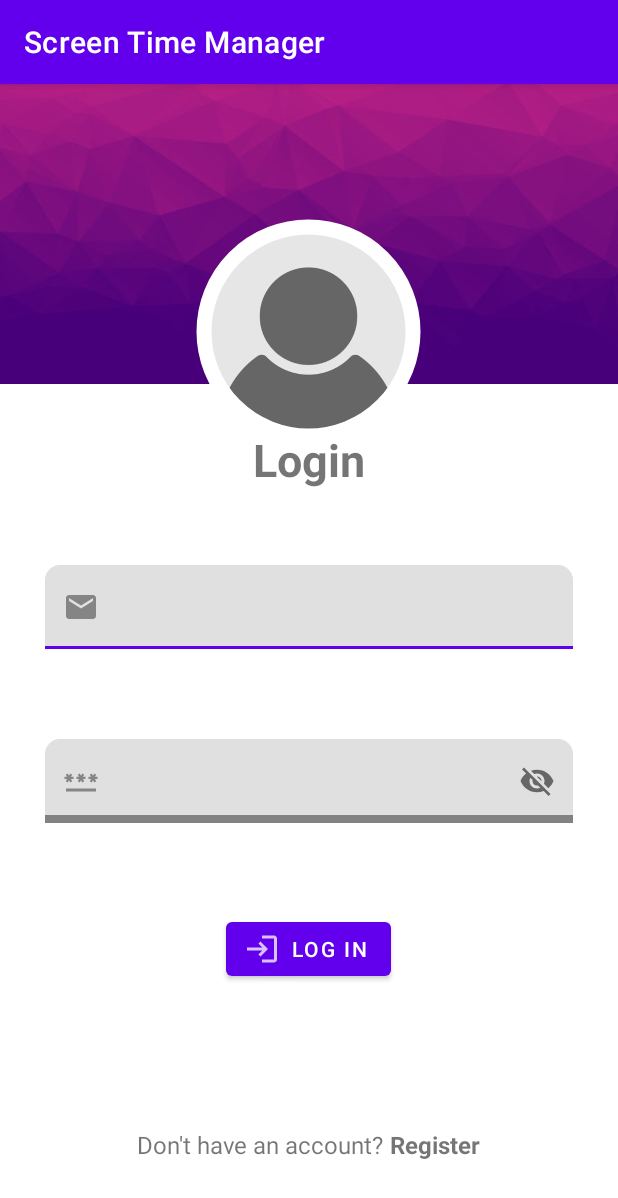
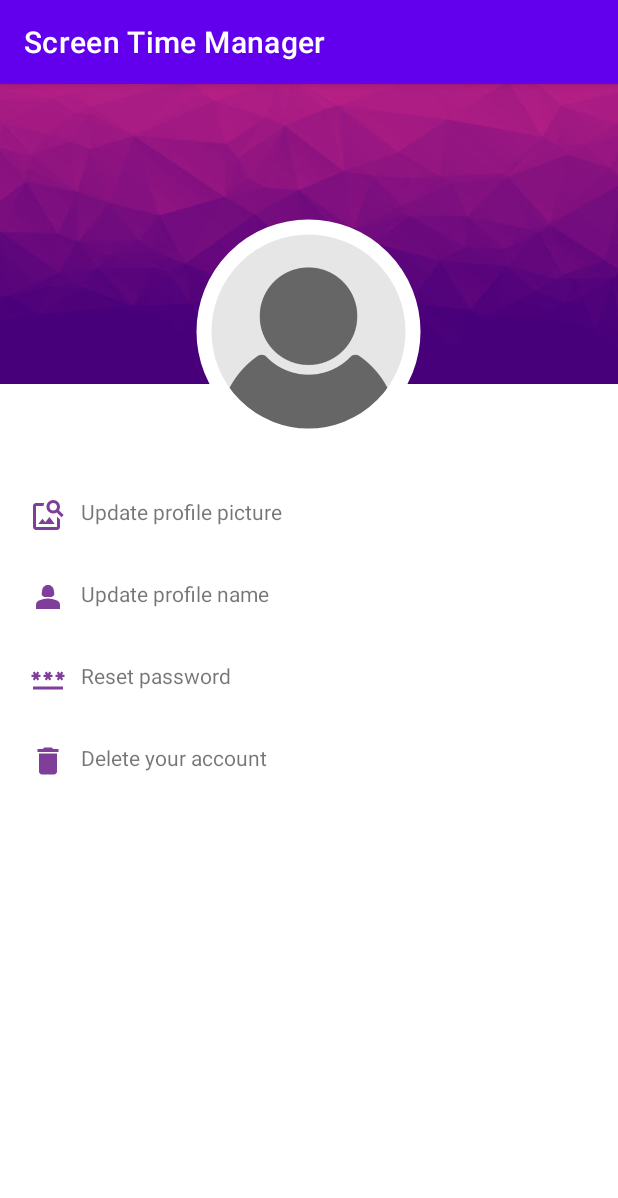
Before and after one commit to salmanayazz/screen-time-manager, an Android app: the ProfileSetting screen opened directly, with no data from a screen before it, on a phone screen of 412 x 824 dp. Shown: the top 1198 px of the screen. Run offline under Robolectric (Android 15) with nearby library versions, the phone set to English and light mode, and no system bars.

Commit message:
updated the layout for the profile Setting page

```diff
--- /dev/null
+++ b/app/src/main/res/drawable/baseline_delete_24.xml
@@ -0,0 +1,5 @@
+<vector android:alpha="0.76" android:height="24dp"
+    android:tint="#560078" android:viewportHeight="24"
+    android:viewportWidth="24" android:width="24dp" xmlns:android="http://schemas.android.com/apk/res/android">
+    <path android:fillColor="@android:color/white" android:pathData="M6,19c0,1.1 0.9,2 2,2h8c1.1,0 2,-0.9 2,-2V7H6v12zM19,4h-3.5l-1,-1h-5l-1,1H5v2h14V4z"/>
+</vector>
--- /dev/null
+++ b/app/src/main/res/drawable/baseline_image_search_24.xml
@@ -0,0 +1,5 @@
+<vector android:alpha="0.76" android:height="24dp"
+    android:tint="#560078" android:viewportHeight="24"
+    android:viewportWidth="24" android:width="24dp" xmlns:android="http://schemas.android.com/apk/res/android">
+    <path android:fillColor="@android:color/white" android:pathData="M18,13v7L4,20L4,6h5.02c0.05,-0.71 0.22,-1.38 0.48,-2L4,4c-1.1,0 -2,0.9 -2,2v14c0,1.1 0.9,2 2,2h14c1.1,0 2,-0.9 2,-2v-5l-2,-2zM16.5,18h-11l2.75,-3.53 1.96,2.36 2.75,-3.54zM19.3,8.89c0.44,-0.7 0.7,-1.51 0.7,-2.39C20,4.01 17.99,2 15.5,2S11,4.01 11,6.5s2.01,4.5 4.49,4.5c0.88,0 1.7,-0.26 2.39,-0.7L21,13.42 22.42,12 19.3,8.89zM15.5,9C14.12,9 13,7.88 13,6.5S14.12,4 15.5,4 18,5.12 18,6.5 16.88,9 15.5,9z"/>
+</vector>
--- /dev/null
+++ b/app/src/main/res/drawable/baseline_person_2_24.xml
@@ -0,0 +1,6 @@
+<vector android:alpha="0.76" android:height="24dp"
+    android:tint="#560078" android:viewportHeight="24"
+    android:viewportWidth="24" android:width="24dp" xmlns:android="http://schemas.android.com/apk/res/android">
+    <path android:fillColor="@android:color/white" android:pathData="M18.39,14.56C16.71,13.7 14.53,13 12,13c-2.53,0 -4.71,0.7 -6.39,1.56C4.61,15.07 4,16.1 4,17.22V20h16v-2.78C20,16.1 19.39,15.07 18.39,14.56z"/>
+    <path android:fillColor="@android:color/white" android:pathData="M9.78,12h4.44c1.21,0 2.14,-1.06 1.98,-2.26l-0.32,-2.45C15.57,5.39 13.92,4 12,4S8.43,5.39 8.12,7.29L7.8,9.74C7.64,10.94 8.57,12 9.78,12z"/>
+</vector>
--- a/app/src/main/res/layout/activity_profile_setting.xml
+++ b/app/src/main/res/layout/activity_profile_setting.xml
@@ -38,64 +38,50 @@
         android:layout_width="match_parent"
         android:layout_height="wrap_content"
         android:orientation="vertical">
-        <TextView
-            android:layout_width="match_parent"
-            android:layout_height="wrap_content"
-            android:textStyle="bold"
-            android:textAlignment="center"
-            android:textSize="30dp"
-            android:layout_marginBottom="20dp"
-            android:text="Login"/>
 
-        <com.google.android.material.textfield.TextInputLayout
-            android:layout_margin="30dp"
-            android:layout_height="wrap_content"
-            android:layout_width="match_parent"
-            app:boxCornerRadiusTopEnd="10dp"
-            app:boxCornerRadiusTopStart="10dp"
-            app:startIconDrawable="@drawable/baseline_email_24"
-            app:startIconContentDescription="Email">>
-
-            <com.google.android.material.textfield.TextInputEditText
-                android:id="@+id/email_login_form"
-                android:layout_width="match_parent"
-                android:layout_height="wrap_content" />
-
-        </com.google.android.material.textfield.TextInputLayout>
-
-        <com.google.android.material.textfield.TextInputLayout
-            android:layout_margin="30dp"
-            android:layout_height="wrap_content"
-            android:layout_width="match_parent"
-            app:boxStrokeColor="@color/purple_200"
-            app:boxStrokeWidth="5dp"
-            app:boxCornerRadiusTopEnd="10dp"
-            app:boxCornerRadiusTopStart="10dp"
-            app:startIconDrawable="@drawable/baseline_password_24"
-            app:passwordToggleEnabled="true"
-            app:startIconContentDescription="Password">>
-
-            <com.google.android.material.textfield.TextInputEditText
-                android:id="@+id/password_login_form"
-                android:layout_width="match_parent"
-                android:layout_height="wrap_content" />
-
-        </com.google.android.material.textfield.TextInputLayout>
     </LinearLayout>
     <LinearLayout
         android:layout_marginTop="30dp"
-        android:gravity="center"
         android:layout_below="@id/login_form_container"
         android:layout_width="match_parent"
         android:layout_height="wrap_content"
-        android:orientation="horizontal">
-        <Button
-            android:id="@+id/login_btn"
-            android:layout_width="wrap_content"
+        android:orientation="vertical">
+
+        <androidx.appcompat.widget.AppCompatTextView
+            android:layout_marginVertical="15dp"
+            android:layout_marginLeft="20dp"
+            android:layout_width="match_parent"
             android:layout_height="wrap_content"
-            app:icon="@drawable/baseline_login_24"
-            style="@style/Widget.MaterialComponents.Button.Icon"
-            android:text="Log In"/>
+            android:drawableLeft="@drawable/baseline_image_search_24"
+            android:drawablePadding="10dp"
+            android:text="Update profile picture"/>
+
+        <androidx.appcompat.widget.AppCompatTextView
+            android:layout_marginVertical="15dp"
+            android:layout_marginLeft="20dp"
+            android:layout_width="match_parent"
+            android:layout_height="wrap_content"
+            android:drawableLeft="@drawable/baseline_person_2_24"
+            android:drawablePadding="10dp"
+            android:text="Update profile name"/>
+
+        <androidx.appcompat.widget.AppCompatTextView
+            android:layout_marginVertical="15dp"
+            android:layout_marginLeft="20dp"
+            android:layout_width="match_parent"
+            android:drawableLeft="@drawable/baseline_password_24"
+            android:drawablePadding="10dp"
+            android:layout_height="wrap_content"
+            android:text="Reset password"/>
+
+        <androidx.appcompat.widget.AppCompatTextView
+        android:layout_marginVertical="15dp"
+        android:layout_marginLeft="20dp"
+        android:layout_width="match_parent"
+        android:drawableLeft="@drawable/baseline_delete_24"
+        android:drawablePadding="10dp"
+        android:layout_height="wrap_content"
+        android:text="Delete your account"/>
     </LinearLayout>
     <LinearLayout
         android:layout_alignParentBottom="true"
@@ -104,17 +90,6 @@
         android:layout_height="wrap_content"
         android:orientation="horizontal"
         android:gravity="center">
-        <TextView
-            android:textSize="16dp"
-            android:layout_width="wrap_content"
-            android:layout_height="wrap_content"
-            android:text="Don\'t have an account? "/>
-        <TextView
-            android:id="@+id/register_button_text"
-            android:textSize="16dp"
-            android:layout_width="wrap_content"
-            android:layout_height="wrap_content"
-            android:textStyle="bold"
-            android:text="Register"/>
+
     </LinearLayout>
 </RelativeLayout>
```
